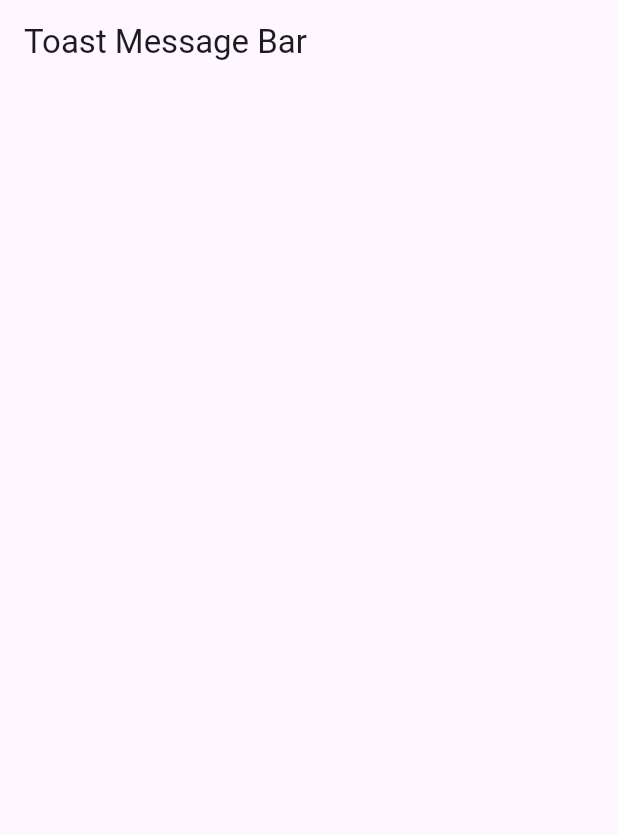
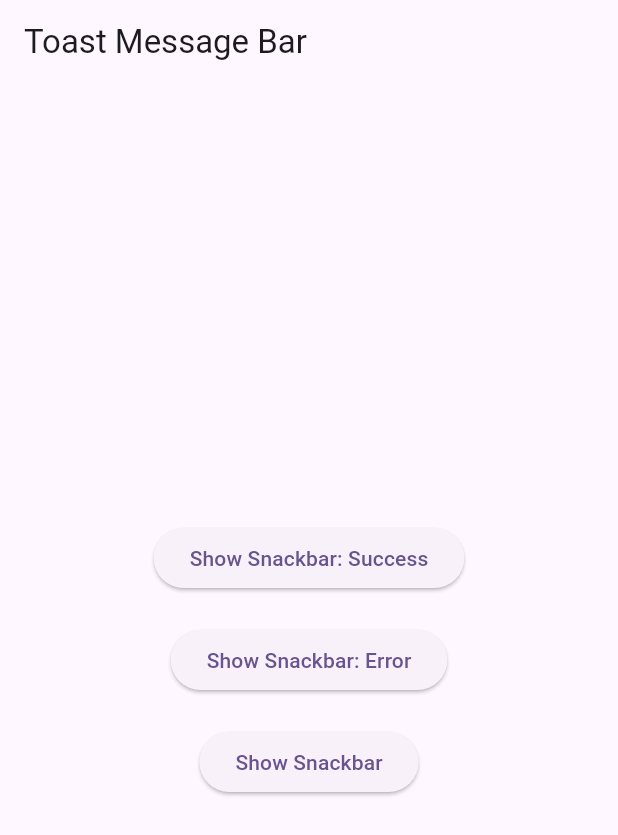
Before and after one commit to hello-addweb/flutter_toast_bar, a Flutter app: the screen it shows after launch, on a phone screen of 412 x 824 dp. Shown: the top 835 px of the screen. Run offline on Flutter 3.47's test engine with Material 3 defaults, Android fonts, the phone set to English and light mode, and no system bars.

Commit message:
-- init comment

```diff
--- a/example/lib/main.dart
+++ b/example/lib/main.dart
@@ -1,4 +1,5 @@
 import 'package:flutter/material.dart';
+import 'package:flutter_toast_bar/flutter_toast_bar.dart';
 
 void main() {
   runApp(const MyApp());
@@ -35,14 +36,41 @@ class _MyHomePageState extends State<MyHomePage> {
       appBar: AppBar(
         title: const Text("Toast Message Bar"),
       ),
-      body: const SafeArea(
-        child: Padding(
-          padding: EdgeInsets.symmetric(horizontal: 20, vertical: 20),
-          child: Column(
-            children: [],
-          ),
+      body: Center(
+        child: Column(
+          mainAxisAlignment: MainAxisAlignment.center,
+          crossAxisAlignment: CrossAxisAlignment.center,
+          children: [
+            ElevatedButton(
+              onPressed: () {
+                FlutterToastBar.showToast(
+                    context: context,
+                    message: 'Show Snackbar Success',
+                    backgroundColor: Colors.green);
+              },
+              child: const Text("Show Snackbar: Success"),
+            ),
+            const SizedBox(height: 20),
+            ElevatedButton(
+              onPressed: () {
+                FlutterToastBar.showToast(
+                    context: context,
+                    message: 'Show Snackbar Error',
+                    backgroundColor: Colors.red);
+              },
+              child: const Text("Show Snackbar: Error"),
+            ),
+            const SizedBox(height: 20),
+            ElevatedButton(
+              onPressed: () {
+                FlutterToastBar.showToast(
+                    context: context, message: 'Show Snackbar');
+              },
+              child: const Text("Show Snackbar"),
+            ),
+          ],
         ),
-      ),
+      )
     );
   }
 }
--- a/lib/flutter_toast_bar.dart
+++ b/lib/flutter_toast_bar.dart
@@ -1,7 +1,34 @@
+/// Documentation
+///
+/// flutter_toast_bar library collection.
 library flutter_toast_bar;
 
-/// A Calculator.
-class Calculator {
-  /// Returns [value] plus 1.
-  int addOne(int value) => value + 1;
+import 'package:flutter/material.dart';
+
+/// A FlutterToastBar.
+class FlutterToastBar {
+  FlutterToastBar();
+
+  /// showToast bar
+  static showToast(
+      {required BuildContext context,
+      required String message,
+      Color? backgroundColor}) {
+    ScaffoldMessenger.of(context).hideCurrentSnackBar();
+    ScaffoldMessenger.of(context).showSnackBar(
+      SnackBar(
+        content: Text(
+          message,
+          style: const TextStyle(
+              color: Colors.white, fontSize: 15, fontWeight: FontWeight.w500),
+          maxLines: 2,
+          overflow: TextOverflow.ellipsis,
+        ),
+        duration: const Duration(seconds: 2),
+        behavior: SnackBarBehavior.fixed,
+        backgroundColor: backgroundColor ?? Colors.black,
+        elevation: 0,
+      ),
+    );
+  }
 }
```
Also changed, not shown: 1 other file.
